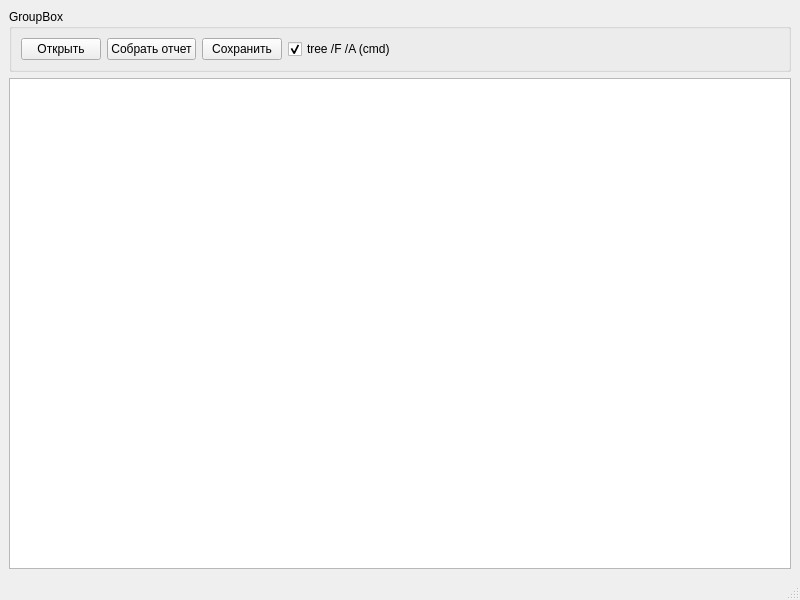
The window that mainwindow.ui (Sechih/ContextMaker) describes before a commit, drawn with Qt 5.
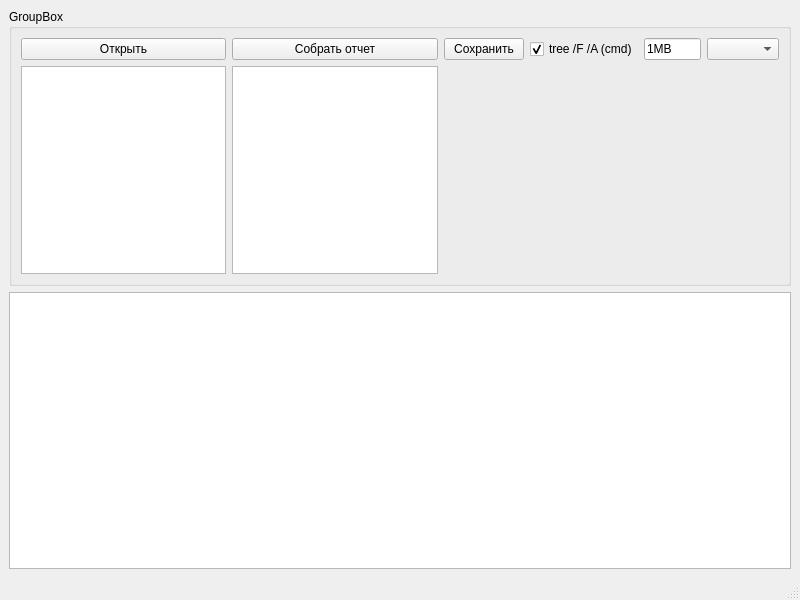
The same window after the commit.

```diff
--- a/mainwindow.ui
+++ b/mainwindow.ui
@@ -21,6 +21,9 @@
        <string>GroupBox</string>
       </property>
       <layout class="QGridLayout" name="gridLayout_2">
+       <item row="1" column="1">
+        <widget class="QPlainTextEdit" name="pteExcludeDir"/>
+       </item>
        <item row="0" column="2">
         <widget class="QPushButton" name="pbSave">
          <property name="text">
@@ -28,6 +31,16 @@
          </property>
         </widget>
        </item>
+       <item row="0" column="3">
+        <widget class="QCheckBox" name="cbUseCmdTree">
+         <property name="text">
+          <string>tree /F /A (cmd)</string>
+         </property>
+         <property name="checked">
+          <bool>true</bool>
+         </property>
+        </widget>
+       </item>
        <item row="0" column="1">
         <widget class="QPushButton" name="pbBuild">
          <property name="text">
@@ -35,6 +48,19 @@
          </property>
         </widget>
        </item>
+       <item row="0" column="4">
+        <widget class="QLineEdit" name="leMaxBytes">
+         <property name="toolTip">
+          <string>&lt;html&gt;&lt;head/&gt;&lt;body&gt;&lt;p&gt;“Пример: 512KB, 1MB, 2.5MB, 1GiB”&lt;/p&gt;&lt;/body&gt;&lt;/html&gt;</string>
+         </property>
+         <property name="text">
+          <string>1MB</string>
+         </property>
+         <property name="placeholderText">
+          <string>1MB</string>
+         </property>
+        </widget>
+       </item>
        <item row="0" column="0">
         <widget class="QPushButton" name="pbOpen">
          <property name="text">
@@ -42,26 +68,13 @@
          </property>
         </widget>
        </item>
-       <item row="0" column="4">
-        <spacer name="horizontalSpacer">
-         <property name="orientation">
-          <enum>Qt::Orientation::Horizontal</enum>
-         </property>
-         <property name="sizeHint" stdset="0">
-          <size>
-           <width>40</width>
-           <height>20</height>
-          </size>
-         </property>
-        </spacer>
+       <item row="1" column="0">
+        <widget class="QPlainTextEdit" name="pteIncludeExt"/>
        </item>
-       <item row="0" column="3">
-        <widget class="QCheckBox" name="cbUseCmdTree">
-         <property name="text">
-          <string>tree /F /A (cmd)</string>
-         </property>
-         <property name="checked">
-          <bool>true</bool>
+       <item row="0" column="5">
+        <widget class="QComboBox" name="cbEncodingMode">
+         <property name="toolTip">
+          <string>&lt;html&gt;&lt;head/&gt;&lt;body&gt;&lt;p&gt;Авто: BOM → UTF‑8 → ANSI,&lt;/p&gt;&lt;p&gt;Принудительно ANSI (system)&lt;/p&gt;&lt;/body&gt;&lt;/html&gt;</string>
          </property>
         </widget>
        </item>
```
